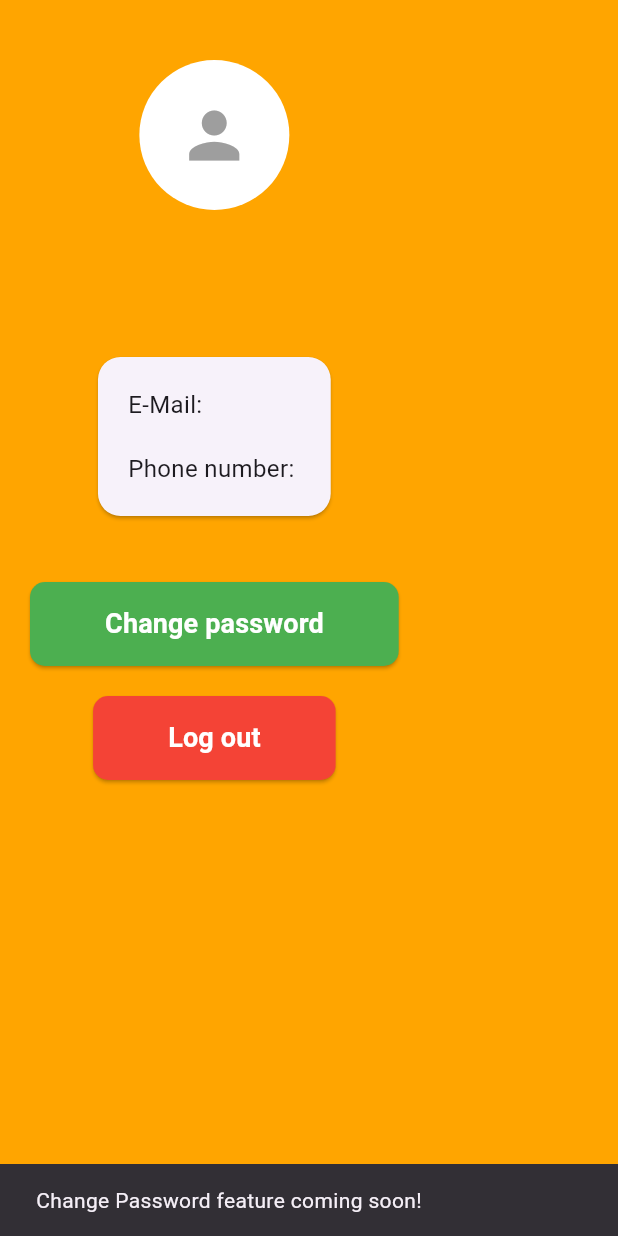
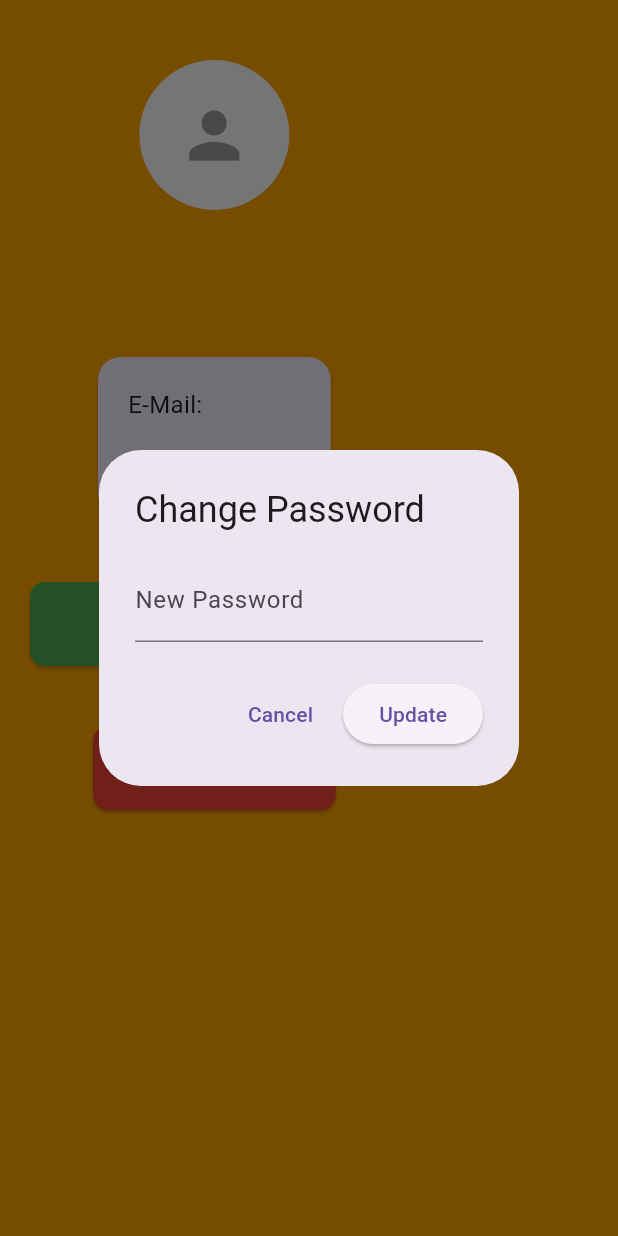
Before and after one commit to lmurayire12/drive_prep, a Flutter app: the ProfileScreen screen opened directly, after a tap on "Change password", on a phone screen of 412 x 824 dp. Run offline on Flutter 3.47's test engine with Material 3 defaults, Android fonts, the phone set to English and light mode, and no system bars; our stand-ins replace cloud_firestore, firebase_auth, firebase_core; accounts and stored records are empty.

Commit message:
changing password

```diff
--- a/lib/profile_screen.dart
+++ b/lib/profile_screen.dart
@@ -3,6 +3,7 @@ import 'package:flutter/material.dart';
 import 'login_screen.dart';
 import 'package:firebase_auth/firebase_auth.dart';
 import 'package:cloud_firestore/cloud_firestore.dart';
+import 'admin_screen.dart';
 
 class ProfileScreen extends StatefulWidget {
   const ProfileScreen({super.key});
@@ -16,20 +17,37 @@ class _ProfileScreenState extends State<ProfileScreen> {
   String email = '';
   String phone = '';
   bool isLoading = true;
+  bool _isAdmin = false;
 
   @override
   void initState() {
     super.initState();
     _loadUserData();
+
+    super.initState();
+    _checkIfAdmin();
+  }
+
+  void _checkIfAdmin() async {
+    final uid = FirebaseAuth.instance.currentUser!.uid;
+    final doc =
+        await FirebaseFirestore.instance.collection('users').doc(uid).get();
+
+    if (doc.exists && doc.data() != null) {
+      setState(() {
+        _isAdmin = doc.data()!['isAdmin'] == true;
+      });
+    }
   }
 
   Future<void> _loadUserData() async {
     final user = FirebaseAuth.instance.currentUser;
     if (user != null) {
-      final doc = await FirebaseFirestore.instance
-          .collection('users')
-          .doc(user.uid)
-          .get();
+      final doc =
+          await FirebaseFirestore.instance
+              .collection('users')
+              .doc(user.uid)
+              .get();
       if (doc.exists) {
         final data = doc.data();
         setState(() {
@@ -87,10 +105,7 @@ class _ProfileScreenState extends State<ProfileScreen> {
                   child: Column(
                     crossAxisAlignment: CrossAxisAlignment.start,
                     children: [
-                      Text(
-                        'E-Mail: $email',
-                        style: TextStyle(fontSize: 16),
-                      ),
+                      Text('E-Mail: $email', style: TextStyle(fontSize: 16)),
                       const SizedBox(height: 20),
                       Text(
                         'Phone number: $phone',
@@ -103,12 +118,72 @@ class _ProfileScreenState extends State<ProfileScreen> {
               const SizedBox(height: 40),
               ElevatedButton(
                 onPressed: () {
-                  // Placeholder for change password functionality
-                  ScaffoldMessenger.of(context).showSnackBar(
-                    const SnackBar(
-                        content: Text('Change Password feature coming soon!')),
+                  showDialog(
+                    context: context,
+                    builder: (context) {
+                      final TextEditingController _newPasswordController =
+                          TextEditingController();
+
+                      return AlertDialog(
+                        title: const Text("Change Password"),
+                        content: TextField(
+                          controller: _newPasswordController,
+                          obscureText: true,
+                          decoration: const InputDecoration(
+                            labelText: "New Password",
+                            hintText: "Enter your new password",
+                          ),
+                        ),
+                        actions: [
+                          TextButton(
+                            onPressed: () => Navigator.of(context).pop(),
+                            child: const Text("Cancel"),
+                          ),
+                          ElevatedButton(
+                            onPressed: () async {
+                              final newPassword =
+                                  _newPasswordController.text.trim();
+
+                              if (newPassword.length < 6) {
+                                ScaffoldMessenger.of(context).showSnackBar(
+                                  const SnackBar(
+                                    content: Text(
+                                      'Password must be at least 6 characters',
+                                    ),
+                                  ),
+                                );
+                                return;
+                              }
+
+                              try {
+                                await FirebaseAuth.instance.currentUser!
+                                    .updatePassword(newPassword);
+
+                                Navigator.of(context).pop(); // close dialog
+                                ScaffoldMessenger.of(context).showSnackBar(
+                                  const SnackBar(
+                                    content: Text(
+                                      'Password updated successfully!',
+                                    ),
+                                  ),
+                                );
+                              } catch (e) {
+                                Navigator.of(context).pop(); // close dialog
+                                ScaffoldMessenger.of(context).showSnackBar(
+                                  SnackBar(
+                                    content: Text('Error: ${e.toString()}'),
+                                  ),
+                                );
+                              }
+                            },
+                            child: const Text("Update"),
+                          ),
+                        ],
+                      );
+                    },
                   );
                 },
+
                 style: ElevatedButton.styleFrom(
                   backgroundColor: Colors.green,
                   padding: const EdgeInsets.symmetric(
@@ -128,6 +203,38 @@ class _ProfileScreenState extends State<ProfileScreen> {
                   ),
                 ),
               ),
+
+              if (_isAdmin)
+                ElevatedButton(
+                  onPressed: () {
+                    Navigator.push(
+                      context,
+                      MaterialPageRoute(
+                        builder: (context) => const AdminScreen(),
+                      ),
+                    );
+                  },
+                  style: ElevatedButton.styleFrom(
+                    backgroundColor: Colors.black,
+                    padding: const EdgeInsets.symmetric(
+                      horizontal: 50,
+                      vertical: 15,
+                    ),
+                    shape: RoundedRectangleBorder(
+                      borderRadius: BorderRadius.circular(10),
+                    ),
+                  ),
+                  child: const Text(
+                    'Admin Panel',
+                    style: TextStyle(
+                      fontSize: 18,
+                      fontWeight: FontWeight.bold,
+                      color: Colors.white,
+                    ),
+                  ),
+                ),
+              const SizedBox(height: 20),
+
               const SizedBox(height: 20),
               ElevatedButton(
                 onPressed: () {
@@ -135,7 +242,8 @@ class _ProfileScreenState extends State<ProfileScreen> {
                   Navigator.pushReplacement(
                     context,
                     MaterialPageRoute(
-                        builder: (context) => const LoginScreen()),
+                      builder: (context) => const LoginScreen(),
+                    ),
                   );
                 },
                 style: ElevatedButton.styleFrom(
```
Also changed, not shown: lib/admin_screen.dart (renamed from lib/AdminScreen.dart, +19 -11 lines).
